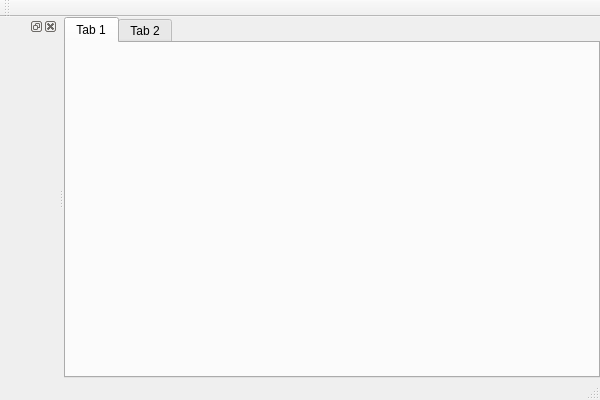
Qt form viMarkdown/viMarkdown/MainWindow.ui (vivisuke/viMarkdown) before a commit.
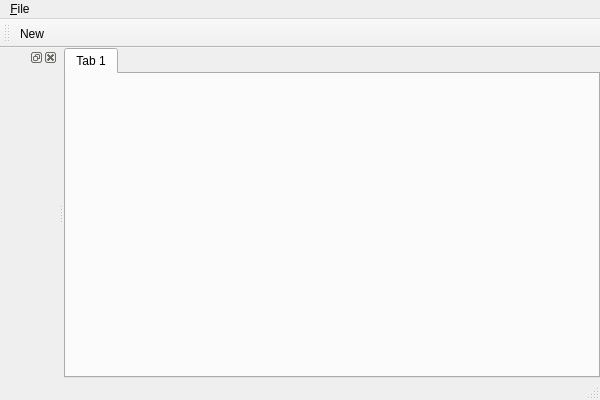
The same form after that commit.

Commit message: 0004 ◎ C 12/13 12/13 0.001│ToDo│File > New メニュー追加

Diff of the .ui file:
```diff
--- a/viMarkdown/viMarkdown/MainWindow.ui
+++ b/viMarkdown/viMarkdown/MainWindow.ui
@@ -34,11 +34,6 @@
         <string>Tab 1</string>
        </attribute>
       </widget>
-      <widget class="QWidget" name="tab_2">
-       <attribute name="title">
-        <string>Tab 2</string>
-       </attribute>
-      </widget>
      </widget>
     </item>
    </layout>
@@ -52,6 +47,13 @@
      <height>33</height>
     </rect>
    </property>
+   <widget class="QMenu" name="menu_File">
+    <property name="title">
+     <string>&amp;File</string>
+    </property>
+    <addaction name="action_New"/>
+   </widget>
+   <addaction name="menu_File"/>
   </widget>
   <widget class="QToolBar" name="mainToolBar">
    <attribute name="toolBarArea">
@@ -60,6 +62,7 @@
    <attribute name="toolBarBreak">
     <bool>false</bool>
    </attribute>
+   <addaction name="action_New"/>
   </widget>
   <widget class="QStatusBar" name="statusBar"/>
   <widget class="QDockWidget" name="dockWidget">
@@ -68,6 +71,11 @@
    </attribute>
    <widget class="QWidget" name="dockWidgetContents"/>
   </widget>
+  <action name="action_New">
+   <property name="text">
+    <string>&amp;New</string>
+   </property>
+  </action>
  </widget>
  <layoutdefault spacing="6" margin="11"/>
  <resources>
```
Left out of the diff: 3 changed lines with no effect on the pictures. The commit also changes 1 other file.
